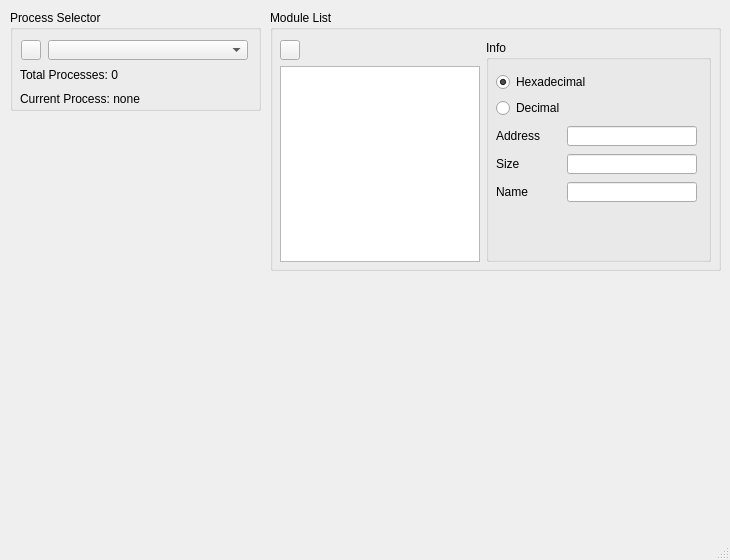
Old version of the form cmainwindow.ui in the repository kvakazabra/memObserver.
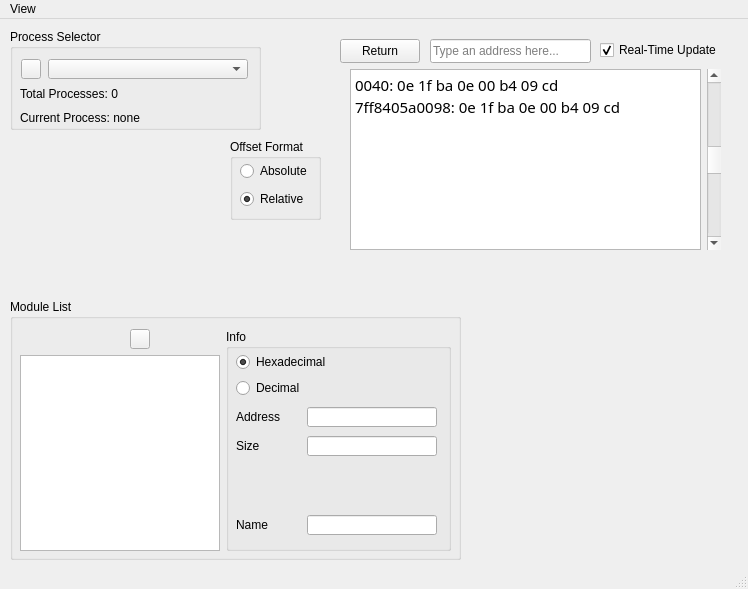
New version of the form. Icons and pictures are not drawn.

Commit message: Add simple memory viewer by address

Patch:
```diff
--- a/cmainwindow.ui
+++ b/cmainwindow.ui
@@ -9,8 +9,8 @@
    <rect>
     <x>0</x>
     <y>0</y>
-    <width>730</width>
-    <height>560</height>
+    <width>748</width>
+    <height>589</height>
    </rect>
   </property>
   <property name="windowTitle">
@@ -38,7 +38,7 @@
     <property name="flat">
      <bool>false</bool>
     </property>
-    <widget class="QWidget" name="">
+    <widget class="QWidget" name="layoutWidget">
      <property name="geometry">
       <rect>
        <x>10</x>
@@ -141,8 +141,8 @@
    <widget class="QGroupBox" name="groupBox">
     <property name="geometry">
      <rect>
-      <x>270</x>
-      <y>10</y>
+      <x>10</x>
+      <y>280</y>
       <width>451</width>
       <height>261</height>
      </rect>
@@ -150,7 +150,7 @@
     <property name="title">
      <string>Module List</string>
     </property>
-    <widget class="QWidget" name="">
+    <widget class="QWidget" name="layoutWidget">
      <property name="geometry">
       <rect>
        <x>10</x>
@@ -163,6 +163,24 @@
       <item>
        <layout class="QVBoxLayout" name="verticalLayout_3">
         <item>
+         <layout class="QHBoxLayout" name="horizontalLayout_5">
+          <item>
+           <spacer name="horizontalSpacer">
+            <property name="orientation">
+             <enum>Qt::Horizontal</enum>
+            </property>
+            <property name="sizeType">
+             <enum>QSizePolicy::Preferred</enum>
+            </property>
+            <property name="sizeHint" stdset="0">
+             <size>
+              <width>40</width>
+              <height>20</height>
+             </size>
+            </property>
+           </spacer>
+          </item>
+          <item>
          <widget class="QPushButton" name="modulesRefreshButton">
           <property name="enabled">
            <bool>true</bool>
@@ -206,6 +224,8 @@
           </property>
          </widget>
         </item>
+         </layout>
+        </item>
         <item>
          <widget class="QListWidget" name="modulesList">
           <property name="minimumSize">
@@ -241,13 +261,13 @@
         <property name="title">
          <string>Info</string>
         </property>
-        <widget class="QWidget" name="">
+        <widget class="QWidget" name="layoutWidget">
          <property name="geometry">
           <rect>
            <x>10</x>
-           <y>30</y>
+           <y>20</y>
            <width>201</width>
-           <height>138</height>
+           <height>191</height>
           </rect>
          </property>
          <layout class="QVBoxLayout" name="verticalLayout_2">
@@ -325,6 +345,9 @@
               <property name="readOnly">
                <bool>true</bool>
               </property>
+              <property name="placeholderText">
+               <string/>
+              </property>
              </widget>
             </item>
            </layout>
@@ -359,6 +382,22 @@
             </item>
            </layout>
           </item>
+          <item>
+           <spacer name="verticalSpacer">
+            <property name="orientation">
+             <enum>Qt::Vertical</enum>
+            </property>
+            <property name="sizeType">
+             <enum>QSizePolicy::Maximum</enum>
+            </property>
+            <property name="sizeHint" stdset="0">
+             <size>
+              <width>20</width>
+              <height>50</height>
+             </size>
+            </property>
+           </spacer>
+          </item>
           <item>
            <layout class="QHBoxLayout" name="horizontalLayout_4">
             <item>
@@ -396,16 +435,160 @@
      </layout>
     </widget>
    </widget>
+   <widget class="QLineEdit" name="memoryStartAddress">
+    <property name="geometry">
+     <rect>
+      <x>430</x>
+      <y>20</y>
+      <width>161</width>
+      <height>24</height>
+     </rect>
+    </property>
+    <property name="placeholderText">
+     <string>Type an address here...</string>
+    </property>
+   </widget>
+   <widget class="QCheckBox" name="checkBox">
+    <property name="geometry">
+     <rect>
+      <x>600</x>
+      <y>20</y>
+      <width>141</width>
+      <height>22</height>
+     </rect>
+    </property>
+    <property name="sizePolicy">
+     <sizepolicy hsizetype="Preferred" vsizetype="Fixed">
+      <horstretch>0</horstretch>
+      <verstretch>0</verstretch>
+     </sizepolicy>
+    </property>
+    <property name="text">
+     <string>Real-Time Update</string>
+    </property>
+    <property name="checked">
+     <bool>true</bool>
+    </property>
+   </widget>
+   <widget class="QPushButton" name="memoryResetOffsetButton">
+    <property name="geometry">
+     <rect>
+      <x>340</x>
+      <y>20</y>
+      <width>80</width>
+      <height>24</height>
+     </rect>
+    </property>
+    <property name="text">
+     <string>Return</string>
+    </property>
+   </widget>
+   <widget class="QGroupBox" name="groupBox_2">
+    <property name="geometry">
+     <rect>
+      <x>230</x>
+      <y>120</y>
+      <width>91</width>
+      <height>81</height>
+     </rect>
+    </property>
+    <property name="title">
+     <string>Offset Format</string>
+    </property>
+    <widget class="QWidget" name="">
+     <property name="geometry">
+      <rect>
+       <x>10</x>
+       <y>20</y>
+       <width>74</width>
+       <height>52</height>
+      </rect>
+     </property>
+     <layout class="QVBoxLayout" name="verticalLayout_5">
+      <item>
+       <widget class="QRadioButton" name="memoryOffsetAbsoluteButton">
+        <property name="text">
+         <string>Absolute</string>
+        </property>
+       </widget>
+      </item>
+      <item>
+       <widget class="QRadioButton" name="memoryOffsetRelativeButton">
+        <property name="text">
+         <string>Relative</string>
+        </property>
+        <property name="checked">
+         <bool>true</bool>
+        </property>
+       </widget>
+      </item>
+     </layout>
+    </widget>
+   </widget>
+   <widget class="QWidget" name="">
+    <property name="geometry">
+     <rect>
+      <x>350</x>
+      <y>50</y>
+      <width>371</width>
+      <height>181</height>
+     </rect>
+    </property>
+    <layout class="QHBoxLayout" name="horizontalLayout_6">
+     <item>
+      <widget class="QPlainTextEdit" name="memoryDataEdit">
+       <property name="font">
+        <font>
+         <family>Ubuntu Mono</family>
+         <pointsize>11</pointsize>
+         <underline>false</underline>
+        </font>
+       </property>
+       <property name="readOnly">
+        <bool>true</bool>
+       </property>
+       <property name="plainText">
+        <string>0040: 0e 1f ba 0e 00 b4 09 cd
+7ff8405a0098: 0e 1f ba 0e 00 b4 09 cd</string>
+       </property>
+      </widget>
+     </item>
+     <item>
+      <widget class="QScrollBar" name="memoryVScrollBar">
+       <property name="maximum">
+        <number>10</number>
+       </property>
+       <property name="pageStep">
+        <number>1</number>
+       </property>
+       <property name="value">
+        <number>5</number>
+       </property>
+       <property name="orientation">
+        <enum>Qt::Vertical</enum>
+       </property>
+      </widget>
+     </item>
+    </layout>
+   </widget>
   </widget>
   <widget class="QMenuBar" name="menubar">
    <property name="geometry">
     <rect>
      <x>0</x>
      <y>0</y>
-     <width>730</width>
+     <width>748</width>
      <height>21</height>
     </rect>
    </property>
+   <widget class="QMenu" name="menuView">
+    <property name="title">
+     <string>View</string>
+    </property>
+    <addaction name="actionProcess_Selector"/>
+    <addaction name="actionModule_List"/>
+   </widget>
+   <addaction name="menuView"/>
   </widget>
   <widget class="QStatusBar" name="statusbar"/>
  </widget>
```
Left out of the diff: 10 changed lines with no effect on the pictures. Lines whose indentation alone changed are shown as unchanged. The commit also changes 2 other files.
